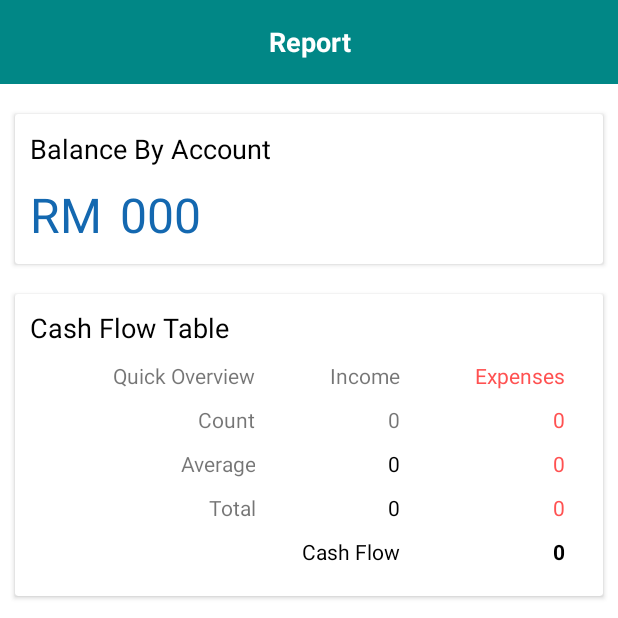
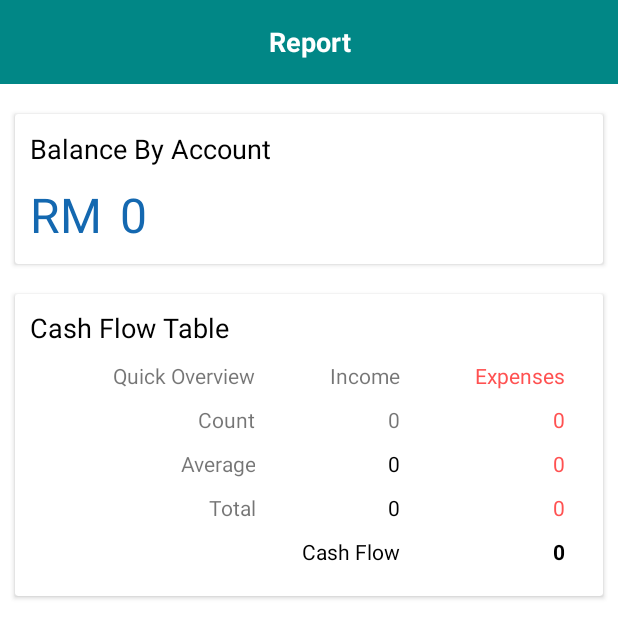
Before and after one commit to zhaolinlau/Expense-Tracker, an Android app: the ReportActivity screen opened directly, with no data from a screen before it, on a phone screen of 412 x 824 dp, the top half of it. Run offline under Robolectric (Android 15) with nearby library versions, the phone set to English and light mode, and no system bars; our stand-ins replace Firebase (no records; nobody signed in at launch, a user with empty details on screens opened directly).

Commit message:
fixed combined 2 card

```diff
--- a/app/src/main/java/com/example/expensetracker/ReportActivity.java
+++ b/app/src/main/java/com/example/expensetracker/ReportActivity.java
@@ -21,8 +21,11 @@ public class ReportActivity extends AppCompatActivity {
     FirebaseAuth firebaseAuth;
     FirebaseUser firebaseUser;
     FirebaseFirestore firebaseFirestore;
+    int accountBalance=0;
     int sumExpense=0;
     int sumIncome=0;
+    int countIncome=0;
+    int countExpenses=0;
     String type="";
     ArrayList<TransactionModel> transactionModelArrayList;
     TransactionAdapter transactionAdapter;
@@ -49,6 +52,8 @@ public class ReportActivity extends AppCompatActivity {
                     @Override
                     public void onComplete(@NonNull Task<QuerySnapshot> task) {
                         transactionModelArrayList.clear();
+                        countIncome = 0;
+                        countExpenses = 0;
                         sumExpense = 0;
                         sumIncome = 0;
                         for (DocumentSnapshot ds:task.getResult()) {
@@ -60,14 +65,17 @@ public class ReportActivity extends AppCompatActivity {
                                     ds.getString("date"));
                             int amount=Integer.parseInt(ds.getString("amount"));
                             if (ds.getString("type").equals("Expense")) {
+                                countExpenses=countExpenses+1;
                                 sumExpense=sumExpense+amount;
                             } else {
+                                countIncome=countIncome+1;
                                 sumIncome=sumIncome+amount;
                             }
                             transactionModelArrayList.add(model);
                         }
-                        binding.tvCountIncome.setText(String.valueOf(sumIncome));
-                        binding.tvCountExpenses.setText(String.valueOf(sumExpense));
+                        binding.tvBalanceAccount.setText(String.valueOf(sumIncome-sumExpense));
+                        binding.tvCountIncome.setText(String.valueOf(countIncome));
+                        binding.tvCountExpenses.setText(String.valueOf(countExpenses));
 
                         transactionAdapter=new TransactionAdapter(ReportActivity.this,transactionModelArrayList);
                     }
--- a/app/src/main/res/layout/activity_dashboard.xml
+++ b/app/src/main/res/layout/activity_dashboard.xml
@@ -133,7 +133,7 @@
         android:layout_width="match_parent"
         android:layout_height="match_parent"
         android:layout_below="@+id/card_view_labels"
-        android:layout_marginTop="-81dp">
+        android:layout_marginTop="20dp">
 
         <androidx.recyclerview.widget.RecyclerView
             android:id="@+id/history_recycle_view"
```
